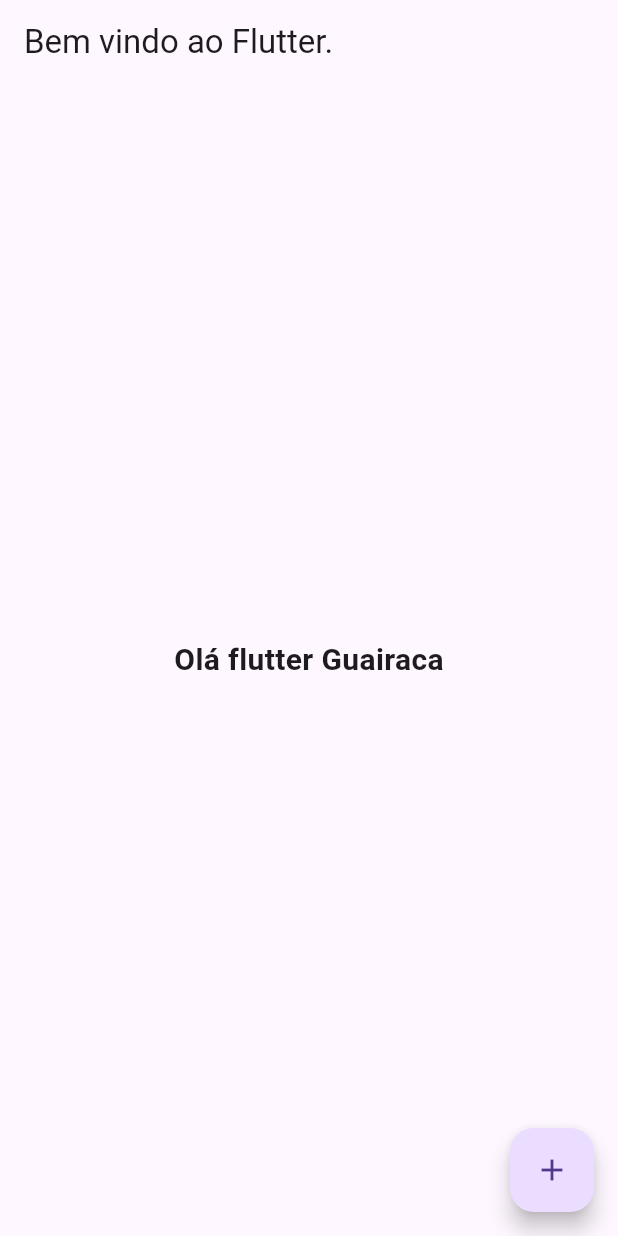
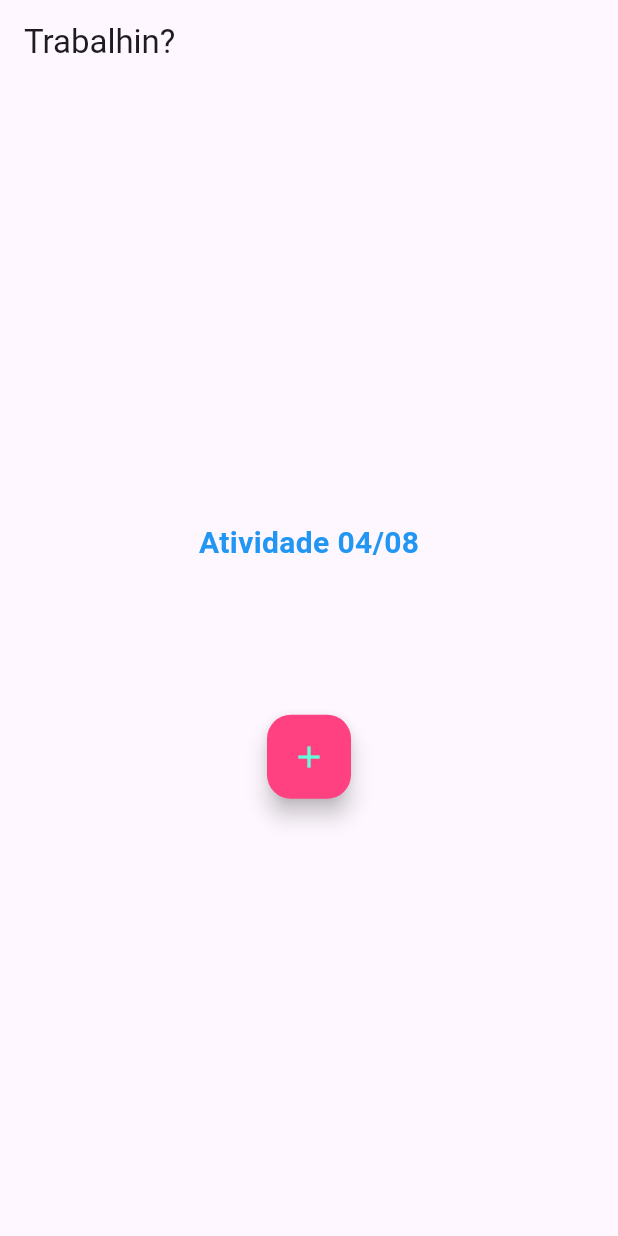
Before and after one commit to juu-marrtins/faculdade-flutter, a Flutter app: the screen it shows after launch, after a tap on the "add" icon, on a phone screen of 412 x 824 dp. Run offline on Flutter 3.47's test engine with Material 3 defaults, Android fonts, the phone set to English and light mode, and no system bars.

Commit message:
Atividade do dia 04/08 - Botao e coluna

```diff
--- a/lib/home_page.dart
+++ b/lib/home_page.dart
@@ -1,4 +1,5 @@
-import 'package:faculdade_flutter/widgets/welcome_text.dart';
+import 'package:faculdade_flutter/widgets/app_title.dart';
+import 'package:faculdade_flutter/widgets/custom_button.dart';
 import 'package:flutter/material.dart';
 
 class HomePage extends StatelessWidget{
@@ -10,15 +11,17 @@ class HomePage extends StatelessWidget{
   {
     return Scaffold(
       appBar: AppBar(
-        title: const Text('Bem vindo ao Flutter.'),
+        title: const Text('Trabalhin?'),
       ),
-      body: const Center(
-        child: WelcomeText(),
-      ),
-      floatingActionButton: FloatingActionButton(onPressed: (){
-        print('Botao pressionado.');
-      },
-      child: const Icon(Icons.add),
+      body: Center(
+        child: Column(
+          mainAxisAlignment: MainAxisAlignment.center,
+          spacing: 100,
+          children: [
+            AppTitle(),
+            CustomButton(),
+          ],
+        ),
       ),
     );
   }
--- a/lib/main.dart
+++ b/lib/main.dart
@@ -1,4 +1,5 @@
 import 'package:faculdade_flutter/home_page.dart';
+import 'package:faculdade_flutter/widgets/app_title.dart';
 import 'package:flutter/material.dart';
 
 void main() {
--- /dev/null
+++ b/lib/widgets/app_title.dart
@@ -0,0 +1,19 @@
+
+import 'package:flutter/material.dart';
+
+class AppTitle extends StatelessWidget{
+  const AppTitle({super.key});
+
+  @override
+
+  Widget build(BuildContext context)
+  {
+    return const Text(
+      'Atividade 04/08',
+      style: TextStyle(
+        fontSize: 20,
+        fontWeight: FontWeight.bold,
+        color: Colors.blue),
+    );
+  }
+}
--- /dev/null
+++ b/lib/widgets/custom_button.dart
@@ -0,0 +1,17 @@
+
+import 'package:flutter/material.dart';
+
+class CustomButton extends StatelessWidget{
+  const CustomButton({super.key});
+
+  @override
+
+  Widget build(BuildContext context) {
+    return FloatingActionButton(
+      onPressed: () {print('AAAAAAAAAAAAAAAAAAAAH!');},
+      backgroundColor: Colors.pinkAccent,
+      foregroundColor: Colors.tealAccent,
+      child: const Icon(Icons.add),
+    );
+  }
+}
--- a/lib/widgets/welcome_text.dart
+++ /dev/null
@@ -1,16 +0,0 @@
-import 'package:flutter/material.dart';
-
-class WelcomeText extends StatelessWidget
-{
-  const WelcomeText({super.key});
-
-  @override
-
-  Widget build(BuildContext context)
-  {
-    return const Text(
-      'Olá flutter Guairaca',
-      style: TextStyle(fontSize: 20, fontWeight: FontWeight.bold),
-    );
-  }
-}
```
